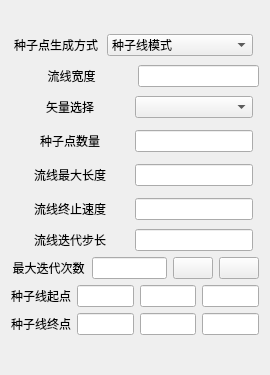
The window that Qt/Resources/UI/igStreamTracer.ui (hu-shuhan/editOpeniGame) describes before a commit, drawn with Qt 5.
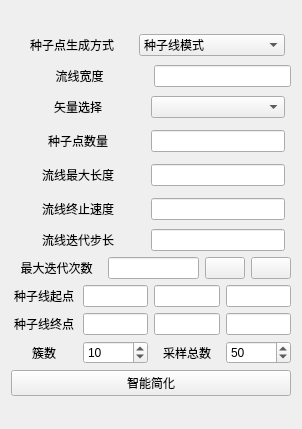
The same window after the commit. Icons and pictures are not drawn.

Commit message: 流线简化

Patch:
```diff
--- a/Qt/Resources/UI/igStreamTracer.ui
+++ b/Qt/Resources/UI/igStreamTracer.ui
@@ -6,8 +6,8 @@
    <rect>
     <x>0</x>
     <y>0</y>
-    <width>270</width>
-    <height>375</height>
+    <width>302</width>
+    <height>429</height>
    </rect>
   </property>
   <property name="sizePolicy">
@@ -19,13 +19,13 @@
   <property name="minimumSize">
    <size>
     <width>270</width>
-    <height>375</height>
+    <height>410</height>
    </size>
   </property>
   <property name="maximumSize">
    <size>
     <width>500</width>
-    <height>500</height>
+    <height>550</height>
    </size>
   </property>
   <property name="windowTitle">
@@ -342,6 +342,63 @@
      </item>
     </layout>
    </item>
+   <item>
+    <layout class="QHBoxLayout" name="horizontalLayout_11" stretch="1,1,1,1">
+     <item>
+      <widget class="QLabel" name="label_17">
+       <property name="text">
+        <string>簇数</string>
+       </property>
+       <property name="alignment">
+        <set>Qt::AlignCenter</set>
+       </property>
+      </widget>
+     </item>
+     <item>
+		<widget class="QSpinBox" name="clusterSpin">
+			<property name="minimum">
+				<number>1</number>
+			</property>
+			<property name="maximum">
+				<number>10000</number>
+			</property>
+			<property name="value">
+				<number>10</number>
+			</property>
+		</widget>
+     </item>
+     <item>
+      <widget class="QLabel" name="label_18">
+       <property name="text">
+        <string>采样总数</string>
+       </property>
+       <property name="alignment">
+        <set>Qt::AlignCenter</set>
+       </property>
+      </widget>
+     </item>
+     <item>
+      <widget class="QSpinBox" name="perClusterSpin">
+       <property name="minimum">
+        <number>1</number>
+       </property>
+       <property name="maximum">
+        <number>1000</number>
+       </property>
+       <property name="value">
+        <number>50</number>
+       </property>
+      </widget>
+     </item>
+    </layout>
+   </item>
+   <item>
+    <widget class="QPushButton" name="Cluster">
+     <property name="text">
+      <string>智能简化</string>
+     </property>
+    </widget>
+   </item>
    <item>
     <spacer name="verticalSpacer">
      <property name="orientation">
```
The commit also changes 9 other files.
